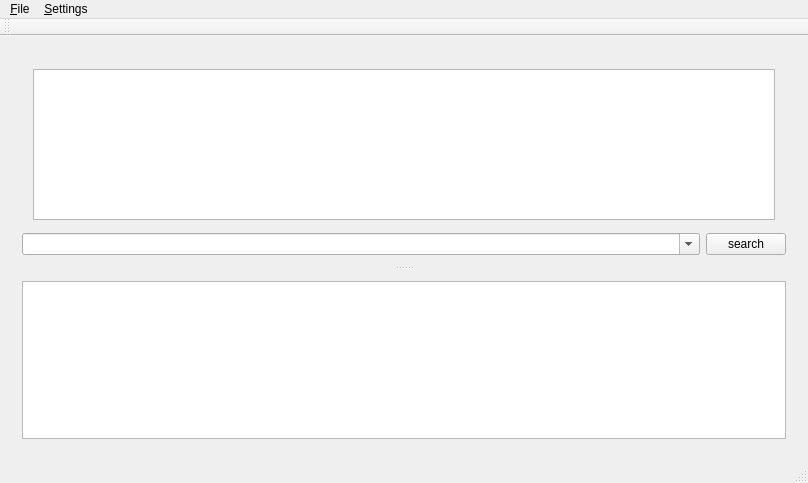
ionson100/bsrlog, file mainwindow.ui: the form before one commit.
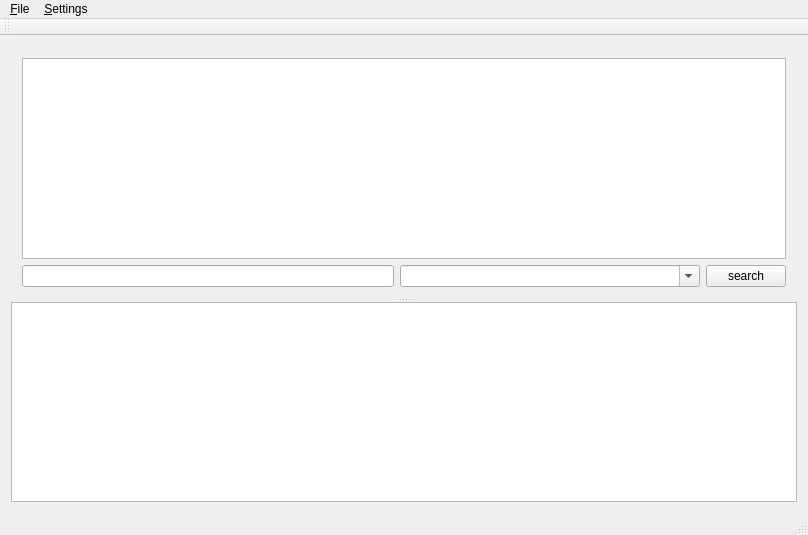
The form after the commit.

```diff
--- a/mainwindow.ui
+++ b/mainwindow.ui
@@ -7,7 +7,7 @@
     <x>0</x>
     <y>0</y>
     <width>808</width>
-    <height>483</height>
+    <height>535</height>
    </rect>
   </property>
   <property name="windowTitle">
@@ -20,39 +20,57 @@
       <property name="orientation">
        <enum>Qt::Vertical</enum>
       </property>
-      <widget class="QWidget" name="layoutWidget">
+      <widget class="QWidget" name="">
        <layout class="QVBoxLayout" name="verticalLayout">
-        <property name="spacing">
-         <number>2</number>
-        </property>
         <item>
-         <widget class="QSplitter" name="splitter">
-          <property name="orientation">
-           <enum>Qt::Vertical</enum>
+         <widget class="QListView" name="listView">
+          <property name="uniformItemSizes">
+           <bool>true</bool>
           </property>
-          <widget class="QWidget" name="layoutWidget">
-           <layout class="QHBoxLayout" name="horizontalLayout" stretch="0">
-            <property name="spacing">
-             <number>2</number>
-            </property>
-            <property name="sizeConstraint">
-             <enum>QLayout::SetMaximumSize</enum>
-            </property>
-            <item>
-             <widget class="QListView" name="listView">
-              <property name="uniformItemSizes">
-               <bool>true</bool>
-              </property>
-             </widget>
-            </item>
-           </layout>
-          </widget>
          </widget>
         </item>
         <item>
-         <layout class="QHBoxLayout" name="horizontalLayout_2" stretch="3,0">
+         <layout class="QHBoxLayout" name="horizontalLayout">
+          <item>
+           <widget class="QLineEdit" name="lineEdit_fast_finder">
+            <property name="minimumSize">
+             <size>
+              <width>200</width>
+              <height>0</height>
+             </size>
+            </property>
+            <property name="maximumSize">
+             <size>
+              <width>16777215</width>
+              <height>33</height>
+             </size>
+            </property>
+            <property name="font">
+             <font>
+              <pointsize>9</pointsize>
+             </font>
+            </property>
+           </widget>
+          </item>
           <item>
            <widget class="QComboBox" name="comboBox">
+            <property name="minimumSize">
+             <size>
+              <width>300</width>
+              <height>0</height>
+             </size>
+            </property>
+            <property name="maximumSize">
+             <size>
+              <width>16777215</width>
+              <height>33</height>
+             </size>
+            </property>
+            <property name="font">
+             <font>
+              <pointsize>9</pointsize>
+             </font>
+            </property>
             <property name="contextMenuPolicy">
              <enum>Qt::ActionsContextMenu</enum>
             </property>
@@ -63,6 +81,12 @@
           </item>
           <item>
            <widget class="QPushButton" name="pushButton">
+            <property name="maximumSize">
+             <size>
+              <width>16777215</width>
+              <height>33</height>
+             </size>
+            </property>
             <property name="text">
              <string>search</string>
             </property>
@@ -72,16 +96,7 @@
         </item>
        </layout>
       </widget>
-      <widget class="QWidget" name="horizontalLayoutWidget_2">
-       <layout class="QHBoxLayout" name="horizontalLayout_3" stretch="0">
-        <property name="spacing">
-         <number>2</number>
-        </property>
-        <item>
-         <widget class="QListView" name="listView_1"/>
-        </item>
-       </layout>
-      </widget>
+      <widget class="QListView" name="listView_1"/>
      </widget>
     </item>
    </layout>
```
Left out of the diff: 2 changed lines with no effect on the pictures.
